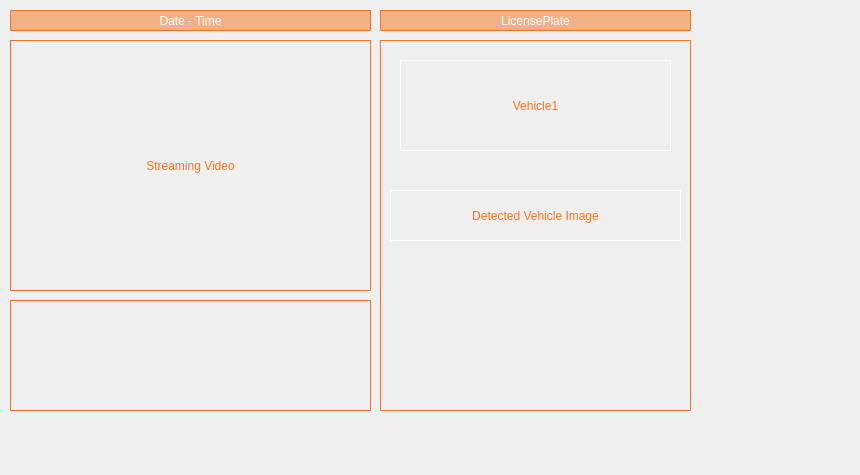
This is cctv_36/src/ui/streaming.ui in VEDA-ThirtySix/PAMS-client as Qt 5 draws it before an edit. The edited form follows.
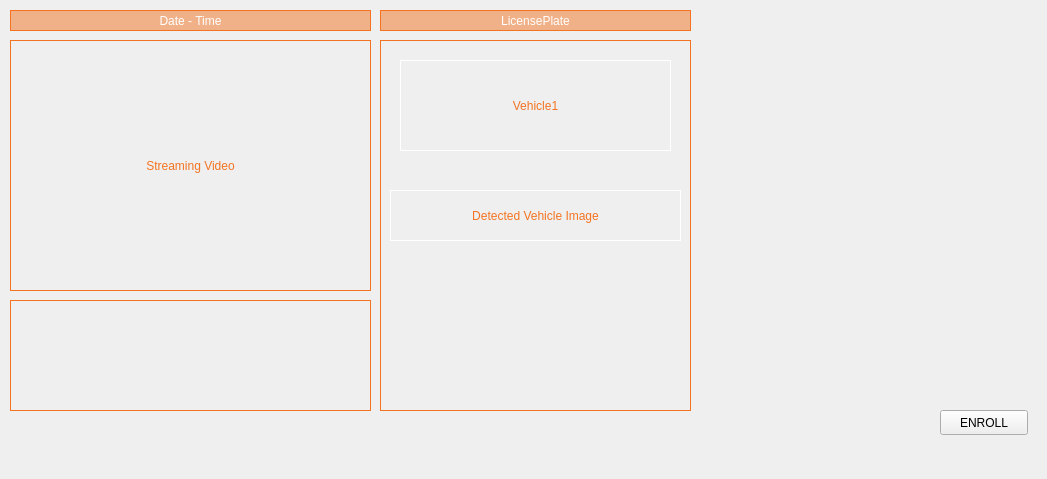
This is the edited form.

```diff
--- a/cctv_36/src/ui/streaming.ui
+++ b/cctv_36/src/ui/streaming.ui
@@ -6,8 +6,8 @@
    <rect>
     <x>0</x>
     <y>0</y>
-    <width>860</width>
-    <height>475</height>
+    <width>1047</width>
+    <height>479</height>
    </rect>
   </property>
   <property name="windowTitle">
```
